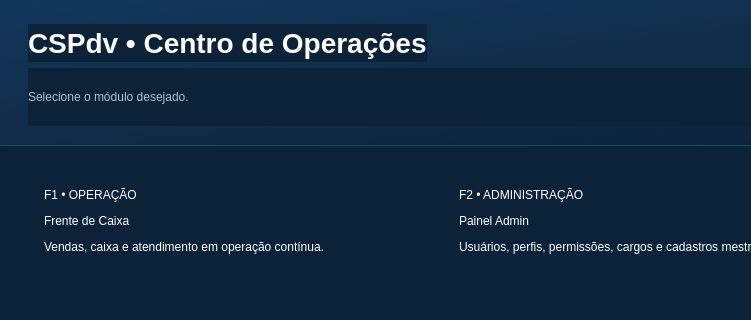
Old version of the form ui/login/selecao_modo.ui in the repository iuryruansc/cspdv; both pictures show x 0 to 751 and y 0 to 320 of the 1279 by 820 pixel window.
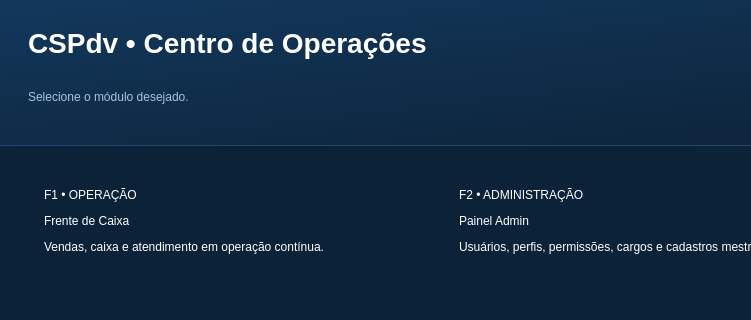
New version of the form.

Patch:
```diff
--- a/ui/login/selecao_modo.ui
+++ b/ui/login/selecao_modo.ui
@@ -20,6 +20,9 @@
  background-color: #0c2238;
  color: white;
 }
+QLabel {
+ background-color: transparent;
+}
 QFrame#frameHero {
  background: qlineargradient(x1:0, y1:0, x2:1, y2:1, stop:0 #13385c, stop:1 #0b1f33);
  border-bottom: 1px solid #21486b;
@@ -30,6 +33,7 @@
  color: white;
 }
 QLabel#lblSubtitulo, QLabel#lblVersao {
+ background-color: transparent;
  font-size: 12px;
  color: #a8c3da;
 }
@@ -48,11 +52,13 @@
  font-weight: bold;
 }
 QLabel[moduleTitle=&quot;true&quot;] {
+ background-color: transparent;
  font-size: 22px;
  font-weight: bold;
  color: white;
 }
 QLabel[moduleDesc=&quot;true&quot;] {
+ background-color: transparent;
  font-size: 12px;
  color: #a8c3da;
 }
@@ -90,6 +96,7 @@
  border-top: 1px solid #163753;
 }
 QLabel#lblOperadorNome {
+ background-color: transparent;
  font-weight: bold;
  color: #70e28b;
  font-size: 12px;
```
